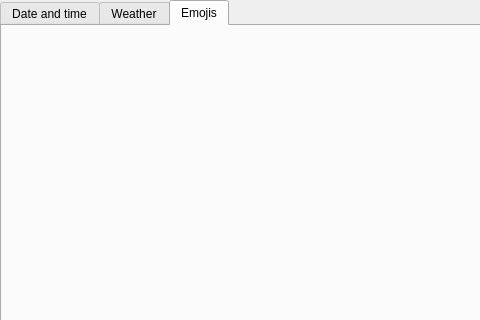
First picture: the form in maindesktopweadtwindow.ui, repository Vicken-Ghoubiguian/desktopWeaDTApp, before the edit; both pictures show x 0 to 480 and y 0 to 320 of the 800 by 600 pixel window.
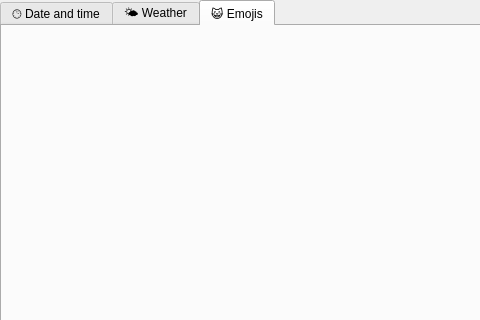
Second picture: the form after the edit.

Patch:
```diff
--- a/maindesktopweadtwindow.ui
+++ b/maindesktopweadtwindow.ui
@@ -41,7 +41,7 @@
     </property>
     <widget class="QWidget" name="dateTimeTab">
      <attribute name="title">
-      <string>Date and time</string>
+      <string>🕒 Date and time</string>
      </attribute>
      <widget class="QLabel" name="labelOfIANATimezones">
       <property name="geometry">
@@ -102,7 +102,7 @@
     </widget>
     <widget class="QWidget" name="weatherTab">
      <attribute name="title">
-      <string>Weather</string>
+      <string>🌤️ Weather</string>
      </attribute>
      <widget class="QTextBrowser" name="weatherTextDisplay">
       <property name="geometry">
@@ -143,7 +143,7 @@
     </widget>
     <widget class="QWidget" name="emojisTab">
      <attribute name="title">
-      <string>Emojis</string>
+      <string>😺 Emojis</string>
      </attribute>
     </widget>
    </widget>
```
